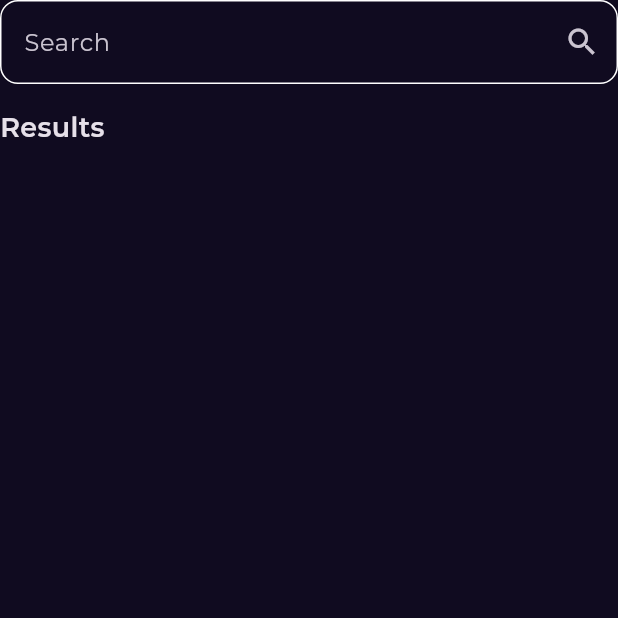
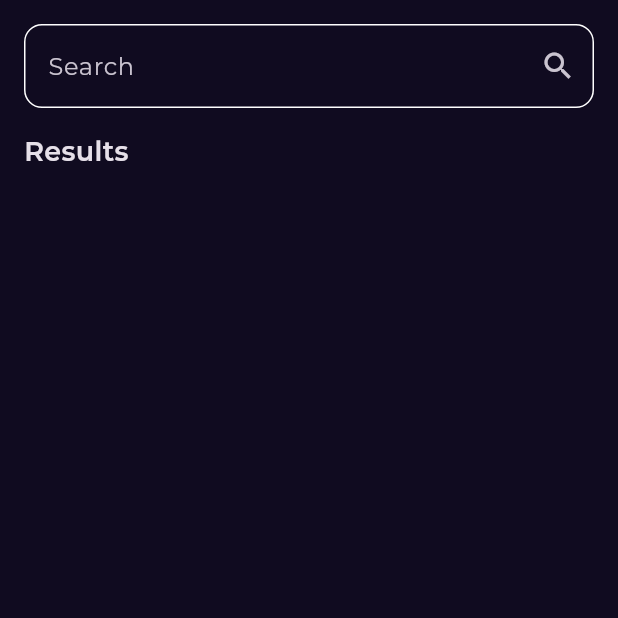
Before and after one commit to Emad-Ayad/BookWormHub, a Flutter app: the screen it shows after launch, after a tap on an icon or button, on a phone screen of 412 x 824 dp, the top half of it. Run offline on Flutter 3.47's test engine with Material 3 defaults, Android fonts, the phone set to English and light mode, and no system bars; our stand-ins replace bloc, cached_network_image, dio, either_dart, flutter_bloc, font_awesome_flutter and 3 more; network calls fail.

Commit message:
resize app items

```diff
--- a/lib/features/HomeScreen/presentation/view/details_screen.dart
+++ b/lib/features/HomeScreen/presentation/view/details_screen.dart
@@ -40,9 +40,8 @@ class _DetailsScreenState extends State<DetailsScreen> {
                   BooksDetailsSection(
                     book: widget.book,
                   ),
-                  Expanded(
-                      child: SizedBox(
-                          height: MediaQuery.sizeOf(context).height * .04)),
+                  SizedBox(
+                      height: MediaQuery.sizeOf(context).height * .04),
                    SimilarBooksSection(book: widget.book)
                 ],
               ),
--- a/lib/features/HomeScreen/presentation/view/widgets/book_button.dart
+++ b/lib/features/HomeScreen/presentation/view/widgets/book_button.dart
@@ -55,7 +55,7 @@ class BookButton extends StatelessWidget {
             ),
             child: const Center(
               child: Text(
-                "Free Preview",
+                "Preview",
                 style:
                 TextStyle(fontSize: 18, fontWeight: FontWeight.w900),
               ),
--- a/lib/features/HomeScreen/presentation/view/widgets/featured_books_list_view.dart
+++ b/lib/features/HomeScreen/presentation/view/widgets/featured_books_list_view.dart
@@ -15,7 +15,7 @@ class FeaturedBooksListView extends StatelessWidget {
       builder: (context, state) {
         if (state is FeaturedBooksSuccess) {
           return SizedBox(
-            height: MediaQuery.sizeOf(context).height * 0.28,
+            height: MediaQuery.sizeOf(context).height * 0.20,
             child: ListView.builder(
               physics: const BouncingScrollPhysics(),
               itemCount: state.books.length,
--- a/lib/features/search_screen/presentation/view/widgets/search_screen_body.dart
+++ b/lib/features/search_screen/presentation/view/widgets/search_screen_body.dart
@@ -13,7 +13,9 @@ class SearchScreenBody extends StatelessWidget {
       child: CustomScrollView(
         slivers: [
           SliverToBoxAdapter(
-            child:Column(
+            child:Padding(
+              padding: const EdgeInsets.all(16.0),
+              child: Column(
                 children: [
                   CustomSearchTextField(),
                   SizedBox(
@@ -29,6 +31,7 @@ class SearchScreenBody extends StatelessWidget {
                 ],
               ),
             ),
+          ),
           SliverFillRemaining(
             child:ResultsListView()
             ,
--- a/lib/features/splash_screen/presentation/view/widgets/splash_screen_body.dart
+++ b/lib/features/splash_screen/presentation/view/widgets/splash_screen_body.dart
@@ -44,8 +44,8 @@ class _SplashScreenBodyState extends State<SplashScreenBody>
             children: [
               Assets.images.book.image(),
               Positioned(
-                right: 115,
-                bottom: 50,
+                right: MediaQuery.sizeOf(context).width*0.3,
+                bottom: MediaQuery.sizeOf(context).height*0.06,
                 child: AnimatedBuilder(
                   animation: slidingAnimation,
                   builder: (context, _) {
@@ -93,7 +93,7 @@ class _SplashScreenBodyState extends State<SplashScreenBody>
     Future.delayed(
       const Duration(seconds: 3),
           () {
-        GoRouter.of(context).push(AppRouter.kHomeRoute);
+        GoRouter.of(context).pushReplacement(AppRouter.kHomeRoute);
       },
     );
   }
```
Lines whose indentation alone changed are shown as unchanged.
